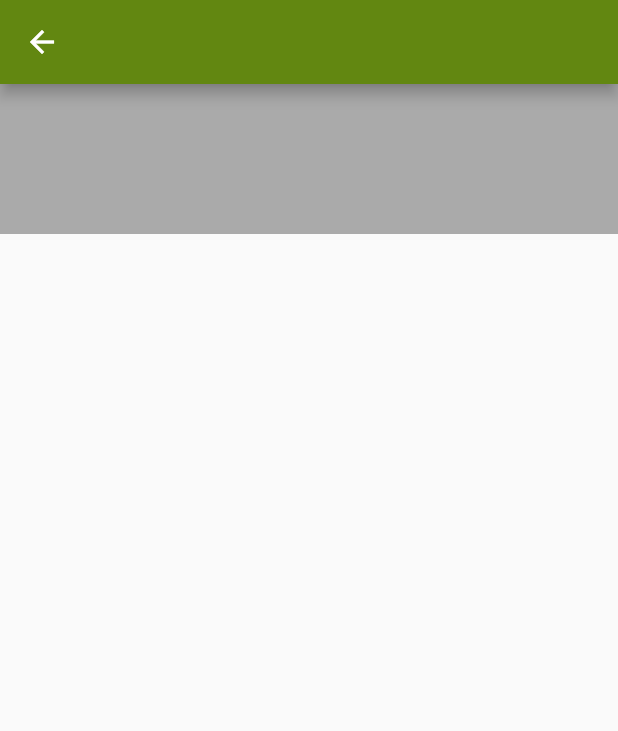
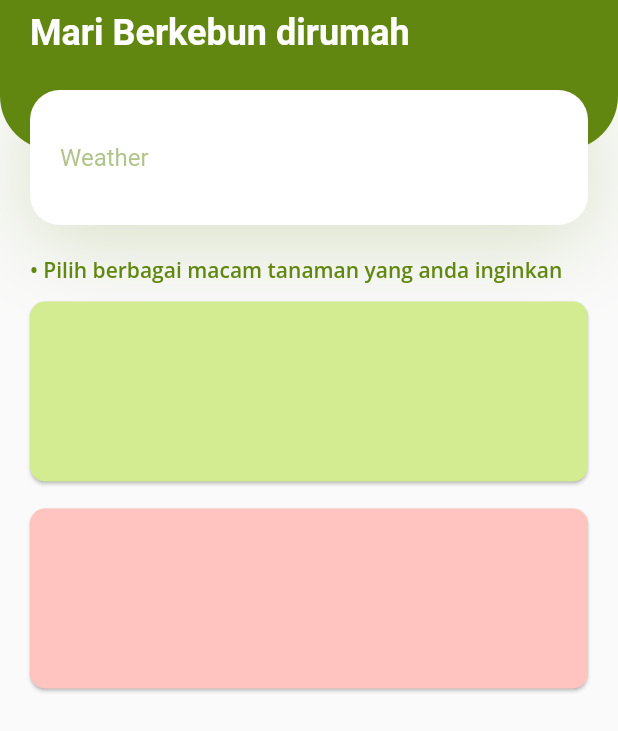
Before and after one commit to naufalipp/plantgo_alpha, a Flutter app: the Profile screen opened directly, on a phone screen of 412 x 824 dp. Shown: the top 731 px of the screen. Run offline on Flutter 3.47's test engine with Material 2 defaults, Android fonts, the phone set to English and light mode, and no system bars; our stand-ins replace flutter_svg, google_fonts.

Commit message:
nambah header + card data tanaman - cb di profile

```diff
--- a/lib/models/data.dart
+++ b/lib/models/data.dart
@@ -5,7 +5,7 @@ class Data {
     Tanaman(
         id: '1',
         title: 'Sawi Hidroponik',
-        image: "assets/images/sawi1.jpg",
+        image: "assets/images/sawi0.jpg",
         steps: [
           'Siapkan alat dan Bahan : 1.Rockwoll, 2.Sprayer/Penyemprot Air, 3.Pinset, 4.Benih Sawi',
           'Siapkan media tanam, potong rockwool setebal 2,5 cm. Iris memanjang sedalam kurang lebih 1 cm menjadi 3 bagian dan iris melintang menjadi 6 bagian sedalam 1 cm. Lihat gambar di bawah ini untuk detailnya.',
@@ -23,7 +23,7 @@ class Data {
     Tanaman(
         id: '2',
         title: 'Selada Hidroponik',
-        image: "assets/images/sawi2.jpg",
+        image: "assets/images/sawi1.jpg",
         steps: [
           'Siapkan alat dan Bahan : 1.Rockwoll, 2.Sprayer/Penyemprot Air, 3.Pinset, 4.Benih Sawi',
           'Siapkan media tanam, potong rockwool setebal 2,5 cm. Iris memanjang sedalam kurang lebih 1 cm menjadi 3 bagian dan iris melintang menjadi 6 bagian sedalam 1 cm. Lihat gambar di bawah ini untuk detailnya.',
@@ -37,6 +37,6 @@ class Data {
           'Masa Panen Sayur Sawi Hidroponik adalah sekitar 30-40 hari dengan cara dicabut beserta akarnya.'
         ],
         tools: ['Rockwoll', 'Sprayer/penyemprot air', 'pinset', 'Benih Sawi'],
-        color: 0xFFD3EB91),
+        color: 0xFFFFC4C0),
   ];
 }
--- a/lib/screens/home/pages/forum.dart
+++ b/lib/screens/home/pages/forum.dart
@@ -37,8 +37,8 @@ class Forum extends StatelessWidget {
                               child: FadeInImage(
                                 image: AssetImage(Data.tanaman[index].image),
                                 fit: BoxFit.cover,
-                                placeholder:
-                                    AssetImage('assets/images/loading.gif'),
+                                placeholder: AssetImage(
+                                    'assets/images/loading-green.gif'),
                               ),
                             ),
                           ),
--- a/lib/screens/home/pages/profile.dart
+++ b/lib/screens/home/pages/profile.dart
@@ -2,18 +2,127 @@ import 'package:flutter/material.dart';
 import 'package:plantgo_alpha/constans/color_constans.dart';
 import 'package:plantgo_alpha/models/plantico_model.dart';
 import 'package:google_fonts/google_fonts.dart';
+import 'package:plantgo_alpha/models/data.dart';
 
 class Profile extends StatelessWidget {
   @override
   Widget build(BuildContext context) {
     return Scaffold(
-      appBar: AppBar(
-        backgroundColor: kDarkGreenColor,
-      ),
       body: SafeArea(
-        child: Container(
-          height: 100,
-          color: kGreyColor,
+        child: ListView(
+          physics:
+              AlwaysScrollableScrollPhysics(parent: BouncingScrollPhysics()),
+          children: <Widget>[
+            Container(
+              margin: EdgeInsets.only(bottom: kDefaultPadding * 1),
+              // It will cover 20% of our total height
+              height: 150,
+              child: Stack(
+                children: <Widget>[
+                  Container(
+                    padding: EdgeInsets.only(
+                      left: kDefaultPadding,
+                      right: kDefaultPadding,
+                      bottom: 36 + kDefaultPadding,
+                    ),
+                    height: 100,
+                    decoration: BoxDecoration(
+                      color: kDarkGreenColor,
+                      borderRadius: BorderRadius.only(
+                        bottomLeft: Radius.circular(36),
+                        bottomRight: Radius.circular(36),
+                      ),
+                    ),
+                    child: Row(
+                      children: <Widget>[
+                        Text(
+                          'Mari Berkebun dirumah',
+                          style: Theme.of(context).textTheme.headline5.copyWith(
+                              color: Colors.white, fontWeight: FontWeight.bold),
+                        ),
+                        Spacer(),
+                      ],
+                    ),
+                  ),
+                  Positioned(
+                    bottom: 0,
+                    left: 0,
+                    right: 0,
+                    top: 60,
+                    child: Container(
+                      alignment: Alignment.center,
+                      margin: EdgeInsets.symmetric(horizontal: kDefaultPadding),
+                      padding:
+                          EdgeInsets.symmetric(horizontal: kDefaultPadding),
+                      height: 100,
+                      decoration: BoxDecoration(
+                        color: Colors.white,
+                        borderRadius: BorderRadius.circular(20),
+                        boxShadow: [
+                          BoxShadow(
+                            offset: Offset(0, 10),
+                            blurRadius: 50,
+                            color: kDarkGreenColor.withOpacity(0.23),
+                          ),
+                        ],
+                      ),
+                      child: Row(
+                        children: <Widget>[
+                          Expanded(
+                            child: TextField(
+                              onChanged: (value) {},
+                              decoration: InputDecoration(
+                                hintText: "Weather",
+                                hintStyle: TextStyle(
+                                  color: kDarkGreenColor.withOpacity(0.5),
+                                ),
+                                enabledBorder: InputBorder.none,
+                                focusedBorder: InputBorder.none,
+                                // surffix isn't working properly  with SVG
+                                // thats why we use row
+                                // suffixIcon: SvgPicture.asset("assets/icons/search.svg"),
+                              ),
+                            ),
+                          ),
+                        ],
+                      ),
+                    ),
+                  ),
+                ],
+              ),
+            ),
+            Container(
+              height: 20,
+              margin: EdgeInsets.only(left: 20, right: 14, bottom: 5),
+              child: Text(
+                '• Pilih berbagai macam tanaman yang anda inginkan',
+                style: GoogleFonts.openSans(
+                    fontSize: 14,
+                    fontWeight: FontWeight.w600,
+                    color: kDarkGreenColor),
+              ),
+            ),
+            ListView.builder(
+                shrinkWrap: true,
+                itemCount: Data.tanaman.length,
+                itemBuilder: (BuildContext context, int index) {
+                  return Padding(
+                    padding: const EdgeInsets.only(
+                        top: 2, left: 16, right: 16, bottom: 8),
+                    child: InkWell(
+                      splashColor: kDarkGreenColor,
+                      onTap: () {},
+                      child: Card(
+                          color: Color(Data.tanaman[index].color),
+                          shape: RoundedRectangleBorder(
+                              borderRadius: BorderRadius.circular(10.0)),
+                          child: Container(
+                            height: 120,
+                          )),
+                    ),
+                  );
+                }),
+          ],
         ),
       ),
     );
```
Also changed, not shown: assets/images/loading-green.gif (added).
